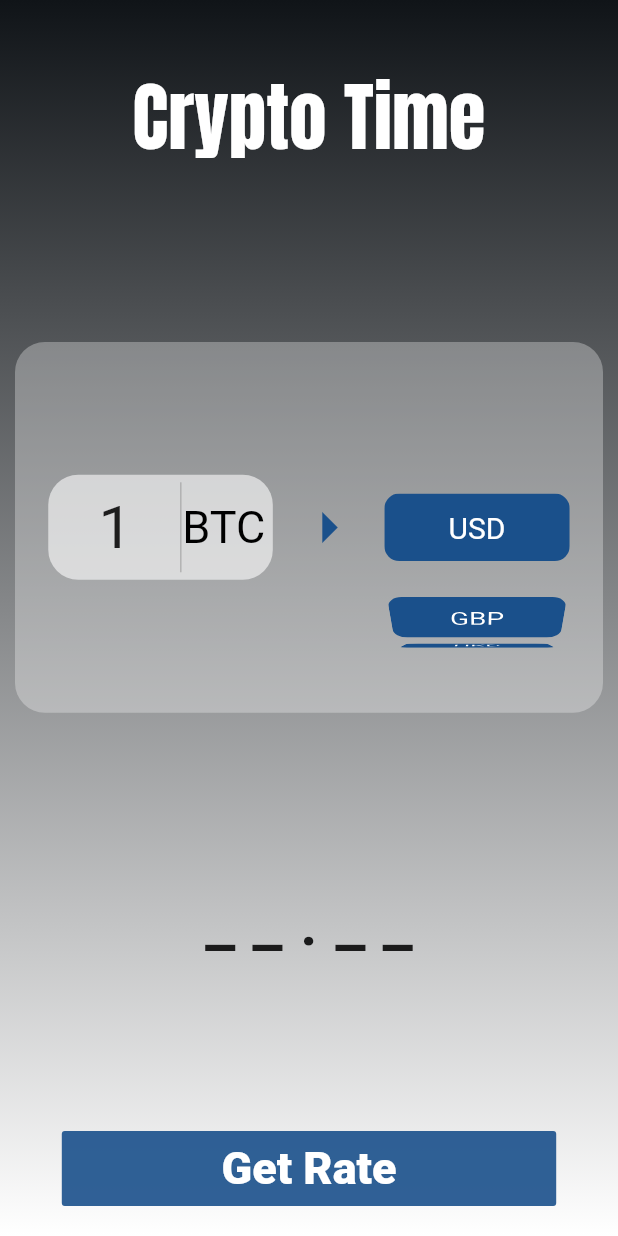
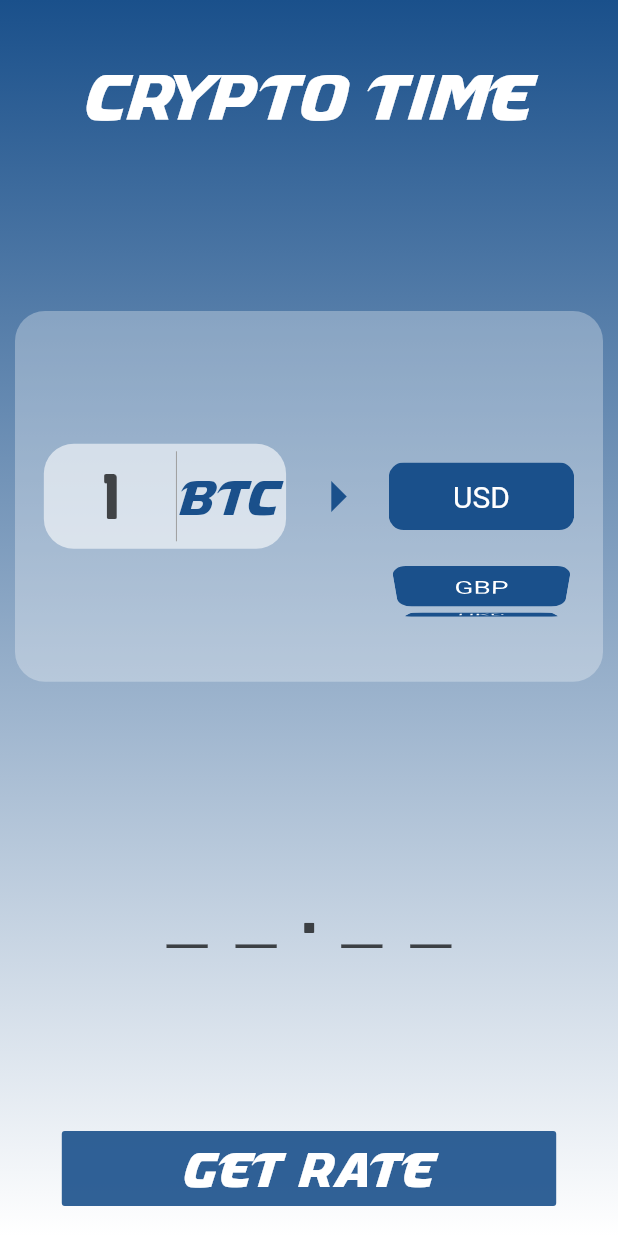
Before and after one commit to MesselemYoucef/crypto_time, a Flutter app: the screen it shows after launch, on a phone screen of 412 x 824 dp. Run offline on Flutter 3.47's test engine with Material 2 defaults, Android fonts, the phone set to English and light mode, and no system bars; our stand-ins replace google_fonts; Roboto replaces fonts that are missing (Mukta).

Commit message:
added the language as well as the colors

```diff
--- a/lib/screens/home_page.dart
+++ b/lib/screens/home_page.dart
@@ -59,7 +59,7 @@ class _HomePageState extends State<HomePage> {
                     begin: Alignment.topCenter,
                     end: Alignment.bottomCenter,
                     colors: [
-                      Color.fromRGBO(16, 20, 24, 1),
+                      Color.fromRGBO(26, 80, 139, 1),
                       Colors.white,
                     ],
                   ),
@@ -76,9 +76,10 @@ class _HomePageState extends State<HomePage> {
                       margin: EdgeInsets.only(top: 20),
                       child: Text(
                         "Crypto Time",
-                        style: GoogleFonts.anton(
-                          fontSize: 50,
+                        style: TextStyle(
+                          fontSize: 40,
                           color: Colors.white,
+                          fontFamily: "Masque",
                         ),
                       ),
                     ),
@@ -108,19 +109,26 @@ class _HomePageState extends State<HomePage> {
                                   child: TextFormField(
                                     keyboardType: TextInputType.number,
                                     inputFormatters: [
-                                      new LengthLimitingTextInputFormatter(4)
+                                      new LengthLimitingTextInputFormatter(3)
                                     ],
                                     onChanged: (text) {
                                       inputValue = text;
+                                    },
+                                    onTap: () {
+                                      setState(() {
+                                        inputValue = "";
+                                      });
                                     },
                                     textAlign: TextAlign.center,
                                     decoration: InputDecoration(
                                         border: InputBorder.none,
                                         contentPadding: EdgeInsets.all(0)),
                                     initialValue: inputValue,
-                                    style: GoogleFonts.yesevaOne(
-                                      fontSize: 40,
-                                    ),
+                                    style: TextStyle(
+                                        fontSize: 40,
+                                        fontFamily: "Prototype",
+                                        fontWeight: FontWeight.bold,
+                                        color: Colors.black.withOpacity(0.7)),
                                   ),
                                 ),
                                 VerticalDivider(
@@ -130,9 +138,10 @@ class _HomePageState extends State<HomePage> {
                                 Container(
                                   child: Text(
                                     "BTC",
-                                    style: GoogleFonts.russoOne(
+                                    style: TextStyle(
                                       fontSize: 30,
-                                      color: Colors.black,
+                                      color: Color.fromRGBO(26, 80, 139, 1),
+                                      fontFamily: "Masque",
                                     ),
                                   ),
                                 ),
@@ -165,8 +174,12 @@ class _HomePageState extends State<HomePage> {
                     Container(
                       child: Text(
                         _convertedAmount,
-                        style: GoogleFonts.yesevaOne(
-                            fontSize: 45, fontWeight: FontWeight.w500),
+                        style: TextStyle(
+                          fontSize: 50,
+                          fontWeight: FontWeight.w500,
+                          fontFamily: "Prototype",
+                          color: Colors.black.withOpacity(0.7),
+                        ),
                       ),
                     ),
                     FlatButton(
@@ -180,10 +193,11 @@ class _HomePageState extends State<HomePage> {
                       },
                       child: Text(
                         "Get Rate",
-                        style: GoogleFonts.mukta(
+                        style: TextStyle(
                           fontSize: 30,
                           color: Colors.white,
-                          fontWeight: FontWeight.w800,
+                          fontFamily: "Masque",
+                          fontWeight: FontWeight.w500,
                         ),
                       ),
                     )
```
Also changed, not shown: lib/main.dart (+29 -3 lines), pubspec.yaml (+7 -1 lines), fonts/masque.ttf (added), fonts/prototype.ttf (added).
